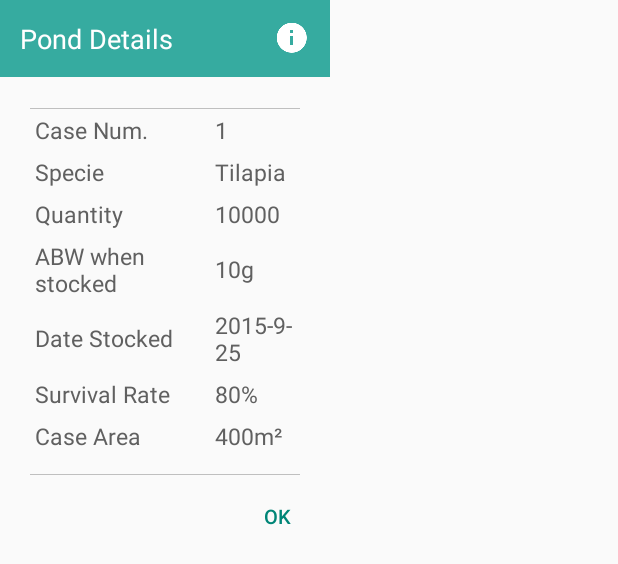
After one commit to rjhonsl/MappedCRM, an Android app: the layout dialog_material_themed_ponddetails.xml on its own in the app's theme, with its tools: preview values and no code run, on a phone screen of 412 x 824 dp. The commit adds this screen. Shown: the top 564 px of the screen. Run offline under Robolectric (Android 15) with nearby library versions, the phone set to English and light mode, and no system bars; network calls fail.

Commit message:
Changes: **Ponds ~Weekly Pond Details Add and Select

```diff
--- a/app/src/main/java/com/santeh/rjhonsl/samplemap/Main/Activity_PondWeeklyConsumption.java
+++ b/app/src/main/java/com/santeh/rjhonsl/samplemap/Main/Activity_PondWeeklyConsumption.java
@@ -54,6 +54,9 @@ public class Activity_PondWeeklyConsumption extends Activity {
 
     ImageButton btn_details, btn_addreport;
 
+    String strrecommended = "", strRemarks = "", strFeedtype="";
+    int strweeknum, strabw;
+
     ListView lvPonds;
     String [] pondListArray;
     private int pondid;
@@ -108,28 +111,44 @@ public class Activity_PondWeeklyConsumption extends Activity {
         btn_details.setOnClickListener(new View.OnClickListener() {
             @Override
             public void onClick(View v) {
-                final Dialog d = Helper.createCustomThemedColorDialogOKOnly(activity, "Pond Details",
-                        "Pond No.: " + pondid + "\n" +
-                                "Specie:            " + specie + "\n" +
-                                "Quantity:          " + quantity + "\n" +
-                                "ABW when stocked:  " + abw + "g\n" +
-                                "Suvival Rate:      " + survivalrate + "%\n" +
-                                "Date Stocked:      " + datestocked + "\n" +
-                                "Case Area:         " + area + "m²\n" +
-                                "CultureSystem:     " + culturesystem + "\n"
-//                                + "currentweek: " + currentweek + "startweek: " + startWeek
-                        ,
-                        "OK",
-                        R.color.skyblue_500);
-                d.show();
 
-                Button ok = (Button) d.findViewById(R.id.btn_dialog_okonly_OK);
-                ok.setOnClickListener(new View.OnClickListener() {
+
+                final Dialog d = new Dialog(activity);//
+                d.requestWindowFeature(Window.FEATURE_NO_TITLE); //notitle
+                d.setContentView(R.layout.dialog_material_themed_ponddetails);//Set the xml view of the dialog
+                Button btnOK1 = (Button) d.findViewById(R.id.btnOK);
+                TextView txtpondNum = (TextView) d.findViewById(R.id.txtPondNum);
+                TextView txtSpecie = (TextView) d.findViewById(R.id.txtSpecies);
+                TextView txtqty = (TextView) d.findViewById(R.id.txtQuantity);
+                TextView txtabw = (TextView) d.findViewById(R.id.txtABW);
+                TextView txtSurvivalRate = (TextView) d.findViewById(R.id.txtSurvivalRate);
+                TextView txtDateStocked = (TextView) d.findViewById(R.id.txtDateStocked);
+                TextView txtArea = (TextView) d.findViewById(R.id.txtArea);
+                TextView txtCultureSystem = (TextView) d.findViewById(R.id.txtCultureSystem);
+
+                txtpondNum.setText(pondid+"");
+                txtSpecie.setText(specie+"");
+                txtqty.setText(quantity+"");
+                txtabw.setText(abw+"");
+                txtSurvivalRate.setText(survivalrate+"");
+                txtDateStocked.setText(datestocked+"");
+                txtArea.setText(area+"");
+                txtCultureSystem.setText(culturesystem+"");
+
+                btnOK1.setOnClickListener(new View.OnClickListener() {
                     @Override
                     public void onClick(View v) {
                         d.hide();
                     }
                 });
+                btnOK1.setOnClickListener(new View.OnClickListener() {
+                    @Override
+                    public void onClick(View v) {
+                        d.hide();
+                    }
+                });
+                btnOK1.setText("OK");
+                d.show();
             }
         });
 
@@ -143,6 +162,12 @@ public class Activity_PondWeeklyConsumption extends Activity {
                 Button cancel = (Button) d.findViewById(R.id.btnCancel);
                 final EditText edtAbw = (EditText) d.findViewById(R.id.edtAbw);
                 final EditText edtRemarks = (EditText) d.findViewById(R.id.edtRemarks);
+                if (strabw ==  0){
+                    edtAbw.setText(""+abw);
+                }else{
+                    edtAbw.setText(""+strabw);
+                }
+
                 d.show();
                 add.setOnClickListener(new View.OnClickListener() {
                     @Override
@@ -224,11 +249,7 @@ public class Activity_PondWeeklyConsumption extends Activity {
                         pondweeklyList = new ArrayList<>();
                         PD.dismiss();
 
-                        if (!response.substring(1,2).equalsIgnoreCase("0")) {
-                            pondInfoList = PondWeeklyUpdateParser.parseFeed(response);
-                            if (pondInfoList!=null) {
-                                if (pondInfoList.size() > 0){
-                                    Log.d("null", "before for");
+
                         CustInfoObject weekinfo = new CustInfoObject();
                         weekinfo.setRemarks(remarks);
                         weekinfo.setSizeofStock(abw);
@@ -239,9 +260,14 @@ public class Activity_PondWeeklyConsumption extends Activity {
                         weekinfo.setCurrentFeedType(Helper.getFeedTypeByNumberOfWeeks(Helper.get_Tilapia_WeekNum_byABW(abw)));
                         pondweeklyList.add(weekinfo);
 
+                        if (!response.substring(1,2).equalsIgnoreCase("0")) {
+                            pondInfoList = PondWeeklyUpdateParser.parseFeed(response);
+                            if (pondInfoList!=null) {
+                                if (pondInfoList.size() > 0){
+                                    Log.d("null", "before for");
+
                                     for (int i = 0; i < pondInfoList.size(); i++) {
-                                        String strrecommended = "", strRemarks = "", strFeedtype="";
-                                        int strweeknum, strabw;
+
                                         CustInfoObject weekinfo1 = new CustInfoObject();
 
                                         strRemarks = pondInfoList.get(i).getRemarks();
@@ -263,18 +289,20 @@ public class Activity_PondWeeklyConsumption extends Activity {
                                         pondweeklyList.add(weekinfo1);
                                         Log.d("null", "end of loop");
                                     }//end of loop
+                                }
+                            }
+
+
+                        }else {
+//                            Helper.toastShort(activity, "No records");
+                        }
+
 
                         adapterPondWeeklyReport = new Adapter_Growouts_PondWeekLyConsumption(Activity_PondWeeklyConsumption.this,
                                 R.layout.item_lv_weeklypondsummary, pondweeklyList);
                         lvPonds.setAdapter(adapterPondWeeklyReport);
 
                         scrollMyListViewToBottom(lvPonds, adapterPondWeeklyReport, pondweeklyList.size());
-                                }
-
-
-                            }
-
-                        }else { Helper.toastShort(activity, "No records"); }
                     }
 
                 }, new Response.ErrorListener() {
@@ -369,7 +397,7 @@ public class Activity_PondWeeklyConsumption extends Activity {
 
 
     private void AddReport(final String abw2, String url, final String remarks2){
-        PD.setMessage("Retrieving Data. Please wait... ");
+        PD.setMessage("Saving Report. Please wait... ");
         PD.show();
 
         StringRequest postRequest = new StringRequest(Request.Method.POST, url,
@@ -381,9 +409,9 @@ public class Activity_PondWeeklyConsumption extends Activity {
 
 //                        Helper.createCustomThemedColorDialogOKOnly(activity, "Responze", response, "OK", R.color.red);
                         if (!response.substring(1,2).equalsIgnoreCase("0")) {
-                            Helper.toastShort(activity, "Report Added Successfully!" + response);
+                            Helper.toastShort(activity, "Report Added Successfully!");
                             getpondData(id, Helper.variables.URL_SELECT_POND_WEEKLY_UPDATES_BY_ID);
-                        }else { Helper.toastShort(activity, "No records" + response); }
+                        }else { Helper.toastShort(activity, "No records"); }
                     }
 
                 }, new Response.ErrorListener() {
--- a/app/src/main/java/com/santeh/rjhonsl/samplemap/Utils/Helper.java
+++ b/app/src/main/java/com/santeh/rjhonsl/samplemap/Utils/Helper.java
@@ -598,7 +598,6 @@ public class Helper {
         txttitle.setText(title);
         txtok.setText(button);
         d.show();
-
         return d;
     }
 
--- a/app/src/main/res/layout/dialog_material_themed_addpondreport.xml
+++ b/app/src/main/res/layout/dialog_material_themed_addpondreport.xml
@@ -1,7 +1,7 @@
 <?xml version="1.0" encoding="utf-8"?>
 <LinearLayout xmlns:android="http://schemas.android.com/apk/res/android"
               android:orientation="vertical"
-              android:layout_width="fill_parent"
+              android:layout_width="match_parent"
               android:layout_height="wrap_content"
     >
 
@@ -60,7 +60,7 @@
             android:text="Current ABW:"
             />
 
-        <EditText android:layout_width="fill_parent"
+        <EditText android:layout_width="200dp"
                   android:layout_height="wrap_content"
                   android:layout_marginRight="15dp"
                   android:inputType="number"
@@ -78,8 +78,9 @@
             android:text="Remarks:"
             />
 
-        <EditText android:layout_width="fill_parent"
+        <EditText android:layout_width="200dp"
                   android:id="@+id/edtRemarks"
+                  android:inputType="textCapSentences"
                   android:layout_height="wrap_content"/>
 
 
--- /dev/null
+++ b/app/src/main/res/layout/dialog_material_themed_ponddetails.xml
@@ -0,0 +1,281 @@
+<?xml version="1.0" encoding="utf-8"?>
+<LinearLayout xmlns:android="http://schemas.android.com/apk/res/android"
+              android:orientation="vertical"
+              android:layout_width="wrap_content"
+              android:layout_height="wrap_content"
+              android:gravity="center_horizontal"
+              android:weightSum="1">
+
+    <LinearLayout
+        android:layout_weight="1"
+        android:layout_marginBottom="5dp"
+        android:layout_width="fill_parent"
+        android:layout_height="wrap_content"
+        android:orientation="horizontal"
+        android:layout_gravity="left"
+        >
+        <TextView
+            android:gravity="center_vertical|left"
+            android:layout_width="fill_parent"
+            android:layout_height="wrap_content"
+            android:padding="13dp"
+            android:background="@color/deepteal_400"
+            android:textSize="18sp"
+            android:textColor="#FFFFFF"
+            android:text="Pond Details "
+            android:drawableRight="@drawable/ic_info_white_24dp"
+            android:id="@+id/dialog_okonly_title"
+            />
+    </LinearLayout>
+
+
+    <LinearLayout
+        android:layout_weight="1"
+        android:layout_marginTop="5dp"
+        android:layout_width="match_parent"
+        android:layout_marginLeft="10dp"
+        android:layout_marginRight="10dp"
+        android:layout_height="wrap_content"
+        android:orientation="vertical"
+        android:padding="10dp"
+        android:gravity="center"
+        android:layout_gravity="center_horizontal">
+        <!--<TextView-->
+            <!--android:layout_width="wrap_content"-->
+            <!--android:layout_height="wrap_content"-->
+            <!--android:textSize="12sp"-->
+            <!--android:textColor="#7e829e"-->
+            <!--android:text="emaol"-->
+            <!--/>-->
+        <View android:layout_width="180dp"
+              android:layout_height="1dp"
+              android:background="@color/gray_200"/>
+
+        <LinearLayout android:layout_width="match_parent"
+                      android:layout_height="wrap_content"
+                      android:padding="3dp"
+            android:orientation="horizontal">
+            <TextView
+                android:layout_width="120dp"
+                android:layout_height="wrap_content"
+                android:textSize="15sp"
+                android:textColor="@color/gray_600"
+                android:text="Case Num. "
+
+                />
+            .
+            <TextView
+                android:id="@+id/txtPondNum"
+                android:layout_width="match_parent"
+                android:layout_height="wrap_content"
+                android:textSize="15sp"
+                android:textColor="@color/gray_600"
+                android:text="1"
+                />
+
+        </LinearLayout>
+
+
+
+        <LinearLayout android:layout_width="match_parent"
+                      android:layout_height="wrap_content"
+                      android:padding="3dp"
+                      android:orientation="horizontal">
+            <TextView
+                android:layout_width="120dp"
+                android:layout_height="wrap_content"
+                android:textSize="15sp"
+                android:textColor="@color/gray_600"
+                android:text="Specie "
+
+                />
+            .
+            <TextView
+                android:id="@+id/txtSpecies"
+                android:layout_width="match_parent"
+                android:layout_height="wrap_content"
+                android:textSize="15sp"
+                android:textColor="@color/gray_600"
+                android:text="Tilapia"
+                />
+
+        </LinearLayout>
+
+        <LinearLayout android:layout_width="match_parent"
+                      android:layout_height="wrap_content"
+                      android:padding="3dp"
+                      android:orientation="horizontal">
+            <TextView
+                android:layout_width="120dp"
+                android:layout_height="wrap_content"
+                android:textSize="15sp"
+                android:textColor="@color/gray_600"
+                android:text="Quantity "
+
+                />
+            .
+            <TextView
+                android:id="@+id/txtQuantity"
+                android:layout_width="match_parent"
+                android:layout_height="wrap_content"
+                android:textSize="15sp"
+                android:textColor="@color/gray_600"
+                android:text="10000"
+                />
+
+        </LinearLayout>
+
+
+        <LinearLayout android:layout_width="match_parent"
+                      android:layout_height="wrap_content"
+                      android:padding="3dp"
+                      android:gravity="center"
+                      android:orientation="horizontal">
+            <TextView
+                android:layout_width="120dp"
+                android:layout_height="wrap_content"
+                android:textSize="15sp"
+                android:textColor="@color/gray_600"
+                android:text="ABW when stocked "
+
+                />
+            .
+            <TextView
+                android:id="@+id/txtABW"
+                android:layout_width="match_parent"
+                android:layout_height="wrap_content"
+                android:textSize="15sp"
+                android:textColor="@color/gray_600"
+                android:text="10g"
+                />
+
+        </LinearLayout>
+
+        <LinearLayout android:layout_width="match_parent"
+                      android:layout_height="wrap_content"
+                      android:padding="3dp"
+                      android:gravity="center"
+                      android:orientation="horizontal">
+            <TextView
+                android:layout_width="120dp"
+                android:layout_height="wrap_content"
+                android:textSize="15sp"
+                android:textColor="@color/gray_600"
+                android:text="Date Stocked"
+
+                />
+            .
+            <TextView
+                android:id="@+id/txtDateStocked"
+                android:layout_width="match_parent"
+                android:layout_height="wrap_content"
+                android:textSize="15sp"
+                android:textColor="@color/gray_600"
+                android:text="2015-9-25"
+                />
+
+        </LinearLayout>
+
+        <LinearLayout android:layout_width="match_parent"
+                      android:layout_height="wrap_content"
+                      android:padding="3dp"
+                      android:gravity="center"
+                      android:orientation="horizontal">
+            <TextView
+                android:layout_width="120dp"
+                android:layout_height="wrap_content"
+                android:textSize="15sp"
+                android:textColor="@color/gray_600"
+                android:text="Survival Rate"
+
+                />
+            .
+            <TextView
+                android:id="@+id/txtSurvivalRate"
+                android:layout_width="match_parent"
+                android:layout_height="wrap_content"
+                android:textSize="15sp"
+                android:textColor="@color/gray_600"
+                android:text="80%"
+                />
+
+        </LinearLayout>
+
+        <LinearLayout android:layout_width="match_parent"
+                      android:layout_height="wrap_content"
+                      android:padding="3dp"
+                      android:gravity="center"
+                      android:orientation="horizontal">
+            <TextView
+                android:layout_width="120dp"
+                android:layout_height="wrap_content"
+                android:textSize="15sp"
+                android:textColor="@color/gray_600"
+                android:text="Case Area"
+
+                />
+            .
+            <TextView
+                android:id="@+id/txtArea"
+                android:layout_width="match_parent"
+                android:layout_height="wrap_content"
+                android:textSize="15sp"
+                android:textColor="@color/gray_600"
+                android:text="400m²"
+                />
+
+        </LinearLayout>
+
+
+        <LinearLayout android:layout_width="match_parent"
+                      android:layout_height="wrap_content"
+                      android:padding="3dp"
+                      android:gravity="center"
+                      android:orientation="horizontal">
+            <TextView
+                android:layout_width="120dp"
+                android:layout_height="wrap_content"
+                android:textSize="15sp"
+                android:textColor="@color/gray_600"
+                android:text="Culture System"
+
+                />
+            .
+            <TextView
+                android:id="@+id/txtCultureSystem"
+                android:layout_width="match_parent"
+                android:layout_height="wrap_content"
+                android:textSize="15sp"
+                android:textColor="@color/gray_600"
+                android:text="Cage"
+                />
+
+        </LinearLayout>
+
+        <View android:layout_width="180dp"
+              android:layout_height="1dp"
+              android:background="@color/gray_200"/>
+
+
+    </LinearLayout>
+    <LinearLayout
+        android:layout_weight="1"
+        android:layout_width="fill_parent"
+        android:layout_height="wrap_content"
+        android:orientation="horizontal"
+        android:gravity="right"
+        android:layout_gravity="right">
+
+        <Button
+            android:textColor="@color/material_deep_teal_500"
+            android:textSize="13sp"
+            android:layout_width="70dp"
+            android:layout_height="35dp"
+            android:background="@drawable/bg_material_transparent"
+            android:text="OK"
+            android:id="@+id/btnOK"/>
+
+    </LinearLayout>
+
+
+</LinearLayout>
```
Lines whose indentation alone changed are shown as unchanged.
